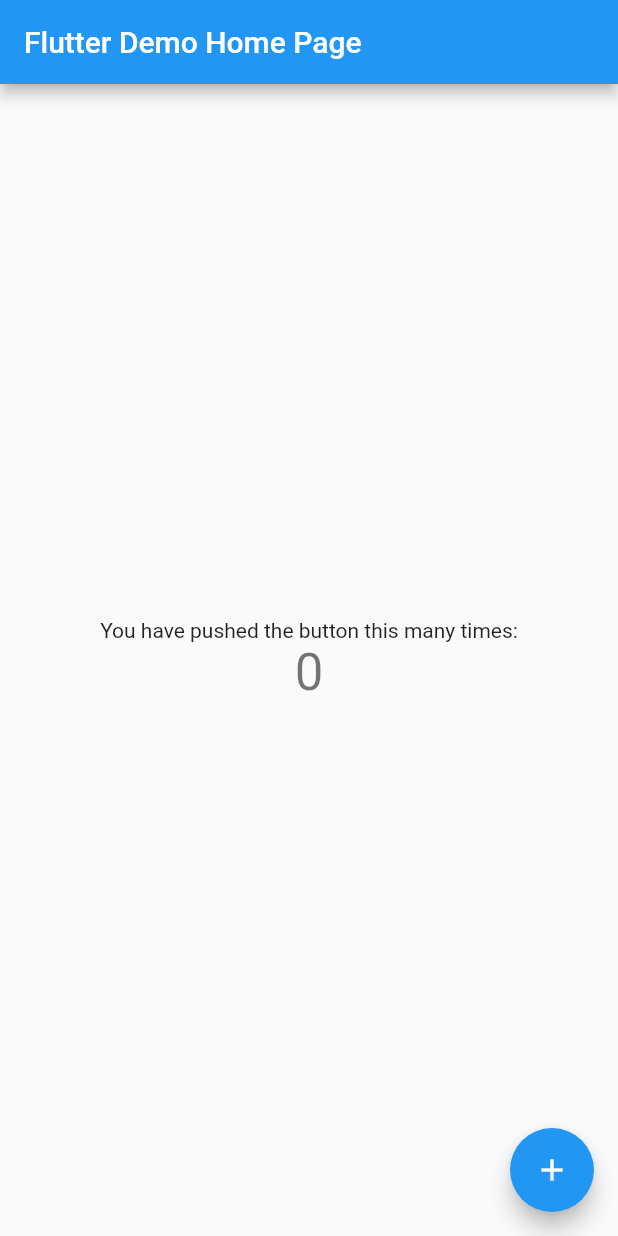
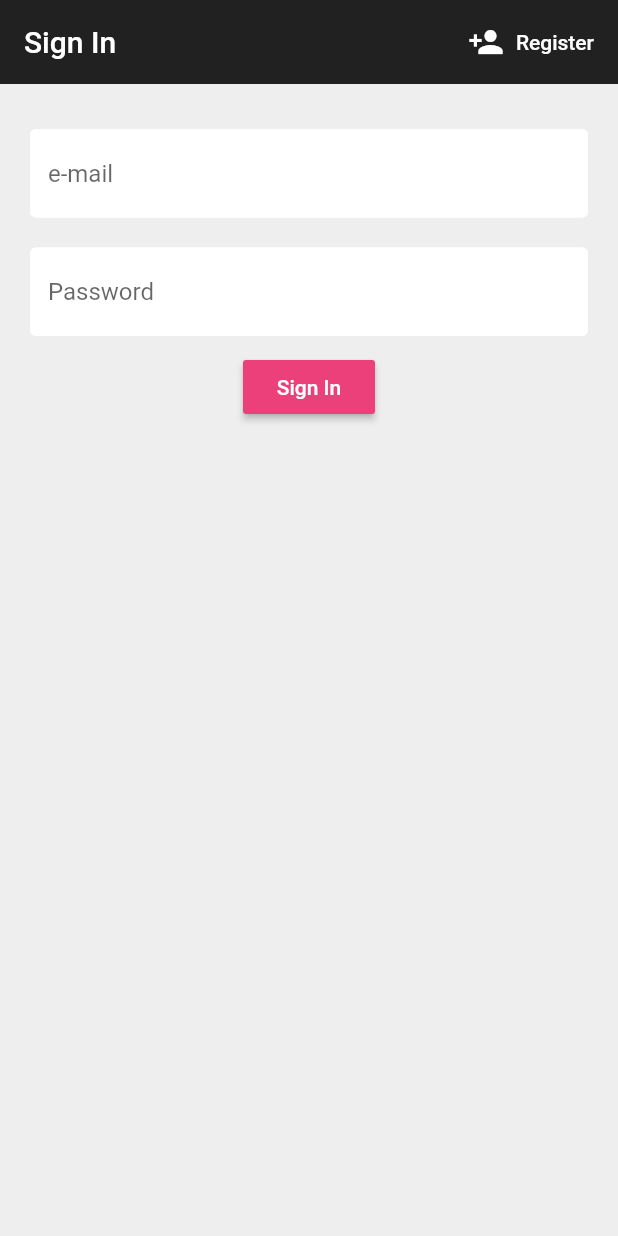
Before and after one commit to Aleksandar1932/flutter-instant-messaging, a Flutter app: the screen it shows after launch, on a phone screen of 412 x 824 dp. Run offline on Flutter 3.47's test engine with Material 2 defaults, Android fonts, the phone set to English and light mode, and no system bars; our stand-ins replace firebase_auth, flutter_spinkit; accounts and stored records are empty.

Commit message:
Add User authentication
Add the following features:
  -  SignIn
  -  SignUp
  -  LogOut

```diff
--- a/lib/main.dart
+++ b/lib/main.dart
@@ -1,4 +1,9 @@
+import 'package:a_im/screens/wrapper.dart';
+import 'package:a_im/services/auth.dart';
 import 'package:flutter/material.dart';
+import 'package:provider/provider.dart';
+
+import 'models/user.dart';
 
 void main() {
   runApp(MyApp());
@@ -8,110 +13,12 @@ class MyApp extends StatelessWidget {
   // This widget is the root of your application.
   @override
   Widget build(BuildContext context) {
-    return MaterialApp(
-      title: 'Flutter Demo',
-      theme: ThemeData(
-        // This is the theme of your application.
-        //
-        // Try running your application with "flutter run". You'll see the
-        // application has a blue toolbar. Then, without quitting the app, try
-        // changing the primarySwatch below to Colors.green and then invoke
-        // "hot reload" (press "r" in the console where you ran "flutter run",
-        // or simply save your changes to "hot reload" in a Flutter IDE).
-        // Notice that the counter didn't reset back to zero; the application
-        // is not restarted.
-        primarySwatch: Colors.blue,
-        // This makes the visual density adapt to the platform that you run
-        // the app on. For desktop platforms, the controls will be smaller and
-        // closer together (more dense) than on mobile platforms.
-        visualDensity: VisualDensity.adaptivePlatformDensity,
+    return StreamProvider<User>.value(
+      //provide listener for auth change
+      value: AuthService().user,
+      child: MaterialApp(
+        home: Wrapper(),
       ),
-      home: MyHomePage(title: 'Flutter Demo Home Page'),
     );
   }
 }
-
-class MyHomePage extends StatefulWidget {
-  MyHomePage({Key key, this.title}) : super(key: key);
-
-  // This widget is the home page of your application. It is stateful, meaning
-  // that it has a State object (defined below) that contains fields that affect
-  // how it looks.
-
-  // This class is the configuration for the state. It holds the values (in this
-  // case the title) provided by the parent (in this case the App widget) and
-  // used by the build method of the State. Fields in a Widget subclass are
-  // always marked "final".
-
-  final String title;
-
-  @override
-  _MyHomePageState createState() => _MyHomePageState();
-}
-
-class _MyHomePageState extends State<MyHomePage> {
-  int _counter = 0;
-
-  void _incrementCounter() {
-    setState(() {
-      // This call to setState tells the Flutter framework that something has
-      // changed in this State, which causes it to rerun the build method below
-      // so that the display can reflect the updated values. If we changed
-      // _counter without calling setState(), then the build method would not be
-      // called again, and so nothing would appear to happen.
-      _counter++;
-    });
-  }
-
-  @override
-  Widget build(BuildContext context) {
-    // This method is rerun every time setState is called, for instance as done
-    // by the _incrementCounter method above.
-    //
-    // The Flutter framework has been optimized to make rerunning build methods
-    // fast, so that you can just rebuild anything that needs updating rather
-    // than having to individually change instances of widgets.
-    return Scaffold(
-      appBar: AppBar(
-        // Here we take the value from the MyHomePage object that was created by
-        // the App.build method, and use it to set our appbar title.
-        title: Text(widget.title),
-      ),
-      body: Center(
-        // Center is a layout widget. It takes a single child and positions it
-        // in the middle of the parent.
-        child: Column(
-          // Column is also a layout widget. It takes a list of children and
-          // arranges them vertically. By default, it sizes itself to fit its
-          // children horizontally, and tries to be as tall as its parent.
-          //
-          // Invoke "debug painting" (press "p" in the console, choose the
-          // "Toggle Debug Paint" action from the Flutter Inspector in Android
-          // Studio, or the "Toggle Debug Paint" command in Visual Studio Code)
-          // to see the wireframe for each widget.
-          //
-          // Column has various properties to control how it sizes itself and
-          // how it positions its children. Here we use mainAxisAlignment to
-          // center the children vertically; the main axis here is the vertical
-          // axis because Columns are vertical (the cross axis would be
-          // horizontal).
-          mainAxisAlignment: MainAxisAlignment.center,
-          children: <Widget>[
-            Text(
-              'You have pushed the button this many times:',
-            ),
-            Text(
-              '$_counter',
-              style: Theme.of(context).textTheme.headline4,
-            ),
-          ],
-        ),
-      ),
-      floatingActionButton: FloatingActionButton(
-        onPressed: _incrementCounter,
-        tooltip: 'Increment',
-        child: Icon(Icons.add),
-      ), // This trailing comma makes auto-formatting nicer for build methods.
-    );
-  }
-}
--- /dev/null
+++ b/lib/models/user.dart
@@ -0,0 +1,5 @@
+class User{
+  final String uid;
+
+  User({this.uid});
+}
--- /dev/null
+++ b/lib/screens/authenticate/authenticate.dart
@@ -0,0 +1,23 @@
+import 'package:a_im/screens/authenticate/sign_in.dart';
+import 'package:a_im/screens/authenticate/sign_up.dart';
+import 'package:flutter/material.dart';
+
+class Authenticate extends StatefulWidget {
+  @override
+  _AuthenticateState createState() => _AuthenticateState();
+}
+
+class _AuthenticateState extends State<Authenticate> {
+  bool showSignIn = true;
+
+  void toggleView() {
+    setState(() {
+      showSignIn = !showSignIn;
+    });
+  }
+
+  @override
+  Widget build(BuildContext context) {
+    return showSignIn ? SignIn(toggleView: toggleView) : SignUp(toggleView: toggleView);
+  }
+}
--- /dev/null
+++ b/lib/screens/authenticate/sign_in.dart
@@ -0,0 +1,122 @@
+import 'package:a_im/services/auth.dart';
+import 'package:a_im/shared/constants.dart';
+import 'package:a_im/shared/loading.dart';
+import 'package:flutter/material.dart';
+
+class SignIn extends StatefulWidget {
+  final Function toggleView;
+
+  SignIn({this.toggleView});
+
+  @override
+  _SignInState createState() => _SignInState();
+}
+
+class _SignInState extends State<SignIn> {
+  AuthService _auth = AuthService();
+  final _formKey = GlobalKey<FormState>();
+
+  // text field state
+  String email = '';
+  String password = '';
+
+  String error = '';
+  bool loading = false;
+
+  @override
+  Widget build(BuildContext context) {
+    final AuthService _auth = AuthService();
+    return loading
+        ? Loading()
+        : Scaffold(
+            appBar: AppBar(
+              backgroundColor: APPBAR_COLOR,
+              title: Text('Sign In'),
+              elevation: 0.0,
+              actions: <Widget>[
+                FlatButton.icon(
+                    onPressed: () {
+                      widget.toggleView();
+                    },
+                    icon: Icon(
+                      Icons.person_add,
+                      color: Colors.white,
+                    ),
+                    label: Text(
+                      'Register',
+                      style: TextStyle(color: Colors.white),
+                    ))
+              ],
+            ),
+            body: Container(
+              color: BACKGROUND_CONTAINER_COLOR,
+              child: Padding(
+                padding: const EdgeInsets.all(20),
+                child: Column(
+                  children: <Widget>[
+                    Form(
+                      key: _formKey,
+                      child: Column(
+                        children: <Widget>[
+                          Padding(
+                            padding: const EdgeInsets.fromLTRB(0, 10, 0, 10),
+                            child: TextFormField(
+                              validator: (value) => value.isEmpty ? "Enter an e-mail" : null,
+                              onChanged: (value) {
+                                setState(() {
+                                  email = value;
+                                });
+                              },
+                              decoration: TEXT_INPUT_DECORATION.copyWith(hintText: "e-mail"),
+                            ),
+                          ),
+                          Padding(
+                            padding: const EdgeInsets.fromLTRB(0, 10, 0, 10),
+                            child: TextFormField(
+                              validator: (value) => value.length < MIN_PASSWORD_LENGTH
+                                  ? "Password must be at least $MIN_PASSWORD_LENGTH characters"
+                                  : null,
+                              obscureText: true,
+                              onChanged: (value) {
+                                setState(() {
+                                  password = value;
+                                });
+                              },
+                              decoration: TEXT_INPUT_DECORATION.copyWith(hintText: "Password"),
+                            ),
+                          ),
+                          RaisedButton(
+                            onPressed: () async {
+                              if (_formKey.currentState.validate()) {
+                                setState(() {
+                                  loading = true;
+                                });
+                                // true -> form is valid
+                                dynamic result = await _auth.signInWithEmailAndPassword(email, password);
+
+                                if (result == null) {
+                                  setState(() {
+                                    error = "Please supply valid credentials!";
+                                    loading = false;
+                                  });
+                                }
+                              } else {
+                                // false -> form is invalid
+                              }
+                            },
+                            color: Colors.pink[400],
+                            child: Text(
+                              'Sign In',
+                              style: TextStyle(color: Colors.white),
+                            ),
+                          ),
+                        ],
+                      ),
+                    )
+                  ],
+                ),
+              ),
+            ),
+          );
+  }
+}
--- /dev/null
+++ b/lib/screens/wrapper.dart
@@ -0,0 +1,20 @@
+import 'package:a_im/models/user.dart';
+import 'package:a_im/screens/authenticate/authenticate.dart';
+import 'package:firebase_auth/firebase_auth.dart';
+import 'package:flutter/material.dart';
+import 'package:provider/provider.dart';
+
+import 'home/home.dart';
+
+class Wrapper extends StatelessWidget {
+  @override
+  Widget build(BuildContext context) {
+    final user = Provider.of<User>(context); // listener for auth state
+
+    if (user == null) {
+      return Authenticate();
+    } else {
+      return Home();
+    }
+  }
+}
--- /dev/null
+++ b/lib/shared/constants.dart
@@ -0,0 +1,15 @@
+import 'package:flutter/material.dart';
+
+
+// authenticate
+const int MIN_PASSWORD_LENGTH = 8;
+
+const TEXT_INPUT_DECORATION = InputDecoration(
+  fillColor: Colors.white,
+  filled: true,
+  enabledBorder: OutlineInputBorder(borderSide: BorderSide(color: Colors.white, width: 2)),
+  focusedBorder: OutlineInputBorder(borderSide: BorderSide(color: Colors.pink, width: 2)),
+);
+
+final BACKGROUND_CONTAINER_COLOR = Colors.grey[200];
+final APPBAR_COLOR = Colors.grey[900];
--- a/pubspec.yaml
+++ b/pubspec.yaml
@@ -23,6 +23,10 @@ environment:
 dependencies:
   flutter:
     sdk: flutter
+  firebase_auth: ^0.16.1
+  cloud_firestore: ^0.13.7
+  provider: ^4.3.1
+  flutter_spinkit: ^4.1.2+1
 
 
   # The following adds the Cupertino Icons font to your application.
```
Also changed, not shown: lib/screens/authenticate/sign_up.dart (added, +132 -0 lines), lib/screens/home/drawer.dart (added, +52 -0 lines), lib/screens/home/home.dart (added, +28 -0 lines), lib/services/auth.dart (added, +73 -0 lines), lib/shared/loading.dart (added, +19 -0 lines), lib/screens/authenticate/register.dart (added), pubspec.lock, 3 other files.
